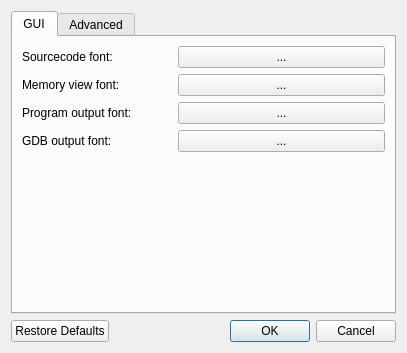
Before: the Qt Designer form src/settingsdialog.ui in jhn98032/gede, drawn with Qt 5.
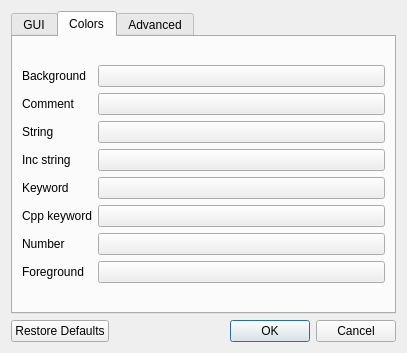
After: the same form once the commit is applied. Custom widgets are drawn as their Qt base class.

Commit message: Added a color selection tab in the settingsdialog.

```diff
--- a/src/settingsdialog.ui
+++ b/src/settingsdialog.ui
@@ -23,7 +23,7 @@
       </size>
      </property>
      <property name="currentIndex">
-      <number>0</number>
+      <number>1</number>
      </property>
      <widget class="QWidget" name="tab_gui">
       <attribute name="title">
@@ -165,6 +165,135 @@
        </item>
       </layout>
      </widget>
+     <widget class="QWidget" name="tab">
+      <attribute name="title">
+       <string>Colors</string>
+      </attribute>
+      <layout class="QVBoxLayout" name="verticalLayout_4">
+       <item>
+        <layout class="QGridLayout" name="gridLayout">
+         <item row="0" column="1">
+          <widget class="MColorButton" name="pushButton_clr_background">
+           <property name="sizePolicy">
+            <sizepolicy hsizetype="MinimumExpanding" vsizetype="Fixed">
+             <horstretch>0</horstretch>
+             <verstretch>0</verstretch>
+            </sizepolicy>
+           </property>
+           <property name="text">
+            <string/>
+           </property>
+          </widget>
+         </item>
+         <item row="0" column="0">
+          <widget class="QLabel" name="label_6">
+           <property name="text">
+            <string>Background</string>
+           </property>
+          </widget>
+         </item>
+         <item row="1" column="0">
+          <widget class="QLabel" name="label_7">
+           <property name="text">
+            <string>Comment</string>
+           </property>
+          </widget>
+         </item>
+         <item row="1" column="1">
+          <widget class="MColorButton" name="pushButton_clr_comment">
+           <property name="text">
+            <string/>
+           </property>
+          </widget>
+         </item>
+         <item row="2" column="1">
+          <widget class="MColorButton" name="pushButton_clr_string">
+           <property name="text">
+            <string/>
+           </property>
+          </widget>
+         </item>
+         <item row="3" column="1">
+          <widget class="MColorButton" name="pushButton_clr_incString">
+           <property name="text">
+            <string/>
+           </property>
+          </widget>
+         </item>
+         <item row="2" column="0">
+          <widget class="QLabel" name="label_8">
+           <property name="text">
+            <string>String</string>
+           </property>
+          </widget>
+         </item>
+         <item row="3" column="0">
+          <widget class="QLabel" name="label_9">
+           <property name="text">
+            <string>Inc string</string>
+           </property>
+          </widget>
+         </item>
+         <item row="6" column="0">
+          <widget class="QLabel" name="label_12">
+           <property name="text">
+            <string>Number</string>
+           </property>
+          </widget>
+         </item>
+         <item row="4" column="1">
+          <widget class="MColorButton" name="pushButton_clr_keyword">
+           <property name="text">
+            <string/>
+           </property>
+          </widget>
+         </item>
+         <item row="5" column="0">
+          <widget class="QLabel" name="label_11">
+           <property name="text">
+            <string>Cpp keyword</string>
+           </property>
+          </widget>
+         </item>
+         <item row="4" column="0">
+          <widget class="QLabel" name="label_10">
+           <property name="text">
+            <string>Keyword</string>
+           </property>
+          </widget>
+         </item>
+         <item row="7" column="0">
+          <widget class="QLabel" name="label_13">
+           <property name="text">
+            <string>Foreground</string>
+           </property>
+          </widget>
+         </item>
+         <item row="5" column="1">
+          <widget class="MColorButton" name="pushButton_clr_cppKeyword">
+           <property name="text">
+            <string/>
+           </property>
+          </widget>
+         </item>
+         <item row="6" column="1">
+          <widget class="MColorButton" name="pushButton_clr_number">
+           <property name="text">
+            <string/>
+           </property>
+          </widget>
+         </item>
+         <item row="7" column="1">
+          <widget class="MColorButton" name="pushButton_clr_foreground">
+           <property name="text">
+            <string/>
+           </property>
+          </widget>
+         </item>
+        </layout>
+       </item>
+      </layout>
+     </widget>
      <widget class="QWidget" name="tab_2">
       <attribute name="title">
        <string>Advanced</string>
@@ -217,6 +346,13 @@
    </item>
   </layout>
  </widget>
+ <customwidgets>
+  <customwidget>
+   <class>MColorButton</class>
+   <extends>QPushButton</extends>
+   <header>colorbutton.h</header>
+  </customwidget>
+ </customwidgets>
  <resources/>
  <connections>
   <connection>
```
The commit also changes 10 other files.
